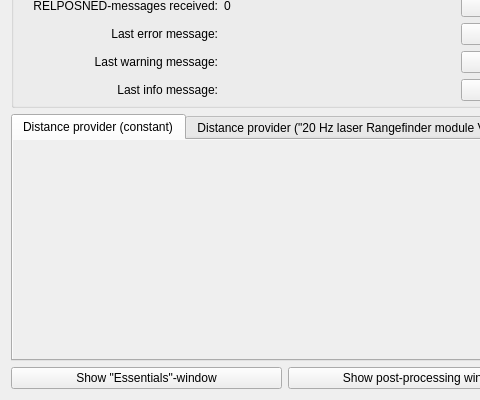
Before: the Qt Designer form mainwindow.ui in GNSS-Stylist/GNSS-Stylus, drawn with Qt 5; both pictures show x 0 to 480 and y 518 to 918 of the 570 by 918 pixel window.
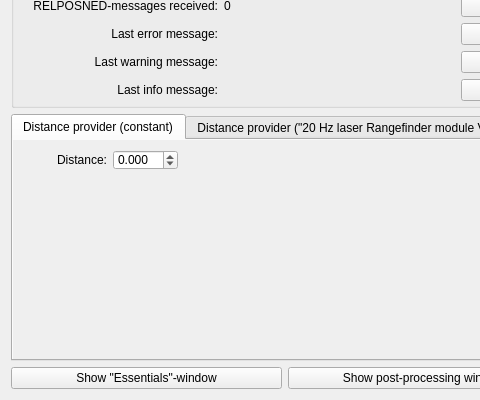
After: the same form once the commit is applied. The open tabs and pages were chosen to show the change.

Commit message: Major changes to allow laser distance measurements and transformation matrix to be used

The edit to the form file:
```diff
--- a/mainwindow.ui
+++ b/mainwindow.ui
@@ -904,6 +904,44 @@
        <attribute name="title">
         <string>Distance provider (constant)</string>
        </attribute>
+       <widget class="QLabel" name="label_Distance_Constant">
+        <property name="geometry">
+         <rect>
+          <x>17</x>
+          <y>8</y>
+          <width>77</width>
+          <height>24</height>
+         </rect>
+        </property>
+        <property name="text">
+         <string>Distance:</string>
+        </property>
+        <property name="alignment">
+         <set>Qt::AlignRight|Qt::AlignTrailing|Qt::AlignVCenter</set>
+        </property>
+       </widget>
+       <widget class="QDoubleSpinBox" name="doubleSpinBox_Distance_Constant">
+        <property name="geometry">
+         <rect>
+          <x>100</x>
+          <y>10</y>
+          <width>65</width>
+          <height>20</height>
+         </rect>
+        </property>
+        <property name="decimals">
+         <number>3</number>
+        </property>
+        <property name="minimum">
+         <double>-10.000000000000000</double>
+        </property>
+        <property name="maximum">
+         <double>10.000000000000000</double>
+        </property>
+        <property name="singleStep">
+         <double>0.001000000000000</double>
+        </property>
+       </widget>
       </widget>
       <widget class="QWidget" name="tab_3">
        <property name="autoFillBackground">
```
Left out of the diff: 110 changed lines with no effect on the pictures. The commit also changes 15 other files.
